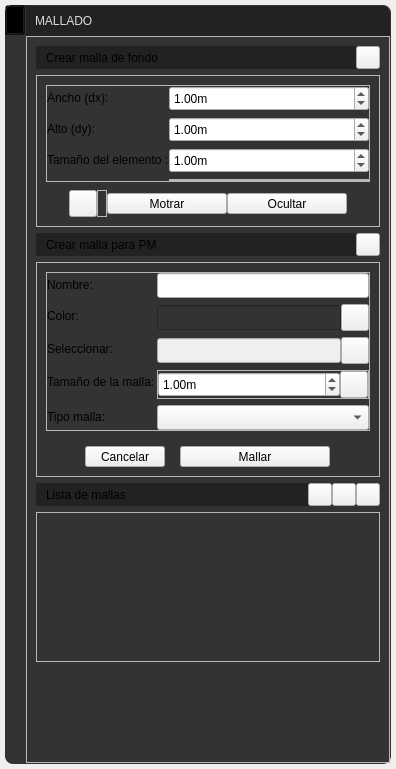
Old version of the form app/ui/widget_draw_menu_mesh.ui in the repository edwinar13/MPM-UN.
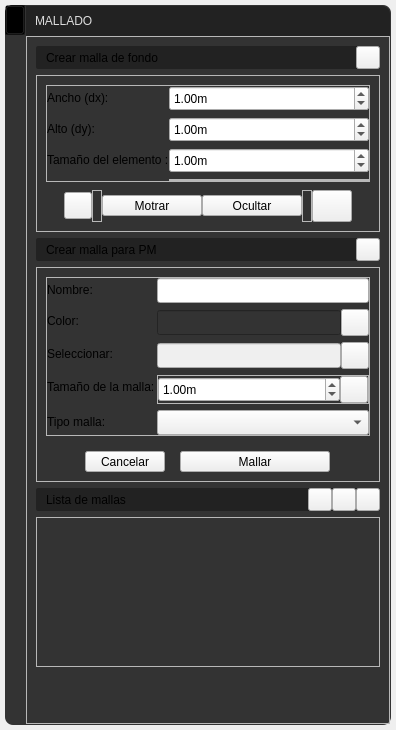
New version of the form. Icons and pictures are not drawn.

```diff
--- a/app/ui/widget_draw_menu_mesh.ui
+++ b/app/ui/widget_draw_menu_mesh.ui
@@ -7,7 +7,7 @@
     <x>0</x>
     <y>0</y>
     <width>350</width>
-    <height>769</height>
+    <height>730</height>
    </rect>
   </property>
   <property name="sizePolicy">
@@ -1189,7 +1189,7 @@
                   <widget class="QToolButton" name="toolButton_meshShow">
                    <property name="minimumSize">
                     <size>
-                     <width>120</width>
+                     <width>100</width>
                      <height>0</height>
                     </size>
                    </property>
@@ -1211,7 +1211,7 @@
                   <widget class="QToolButton" name="toolButton_meshHide">
                    <property name="minimumSize">
                     <size>
-                     <width>120</width>
+                     <width>100</width>
                      <height>0</height>
                     </size>
                    </property>
@@ -1229,6 +1229,51 @@
                    </property>
                   </widget>
                  </item>
+                 <item>
+                  <widget class="QFrame" name="frame_6">
+                   <property name="minimumSize">
+                    <size>
+                     <width>10</width>
+                     <height>0</height>
+                    </size>
+                   </property>
+                   <property name="frameShape">
+                    <enum>QFrame::StyledPanel</enum>
+                   </property>
+                   <property name="frameShadow">
+                    <enum>QFrame::Raised</enum>
+                   </property>
+                  </widget>
+                 </item>
+                 <item>
+                  <widget class="QToolButton" name="toolButton_meshShowHideLabelPoint">
+                   <property name="minimumSize">
+                    <size>
+                     <width>40</width>
+                     <height>0</height>
+                    </size>
+                   </property>
+                   <property name="text">
+                    <string/>
+                   </property>
+                   <property name="icon">
+                    <iconset>
+                     <normaloff>../resources/iconos/iconos_menu_draw_mesh/label_point_not.svg</normaloff>../resources/iconos/iconos_menu_draw_mesh/label_point_not.svg</iconset>
+                   </property>
+                   <property name="iconSize">
+                    <size>
+                     <width>20</width>
+                     <height>25</height>
+                    </size>
+                   </property>
+                   <property name="arrowType">
+                    <enum>Qt::NoArrow</enum>
+                   </property>
+                   <property name="QToolButtonStyle" stdset="0">
+                    <number>1</number>
+                   </property>
+                  </widget>
+                 </item>
                  <item>
                   <spacer name="horizontalSpacer_8">
                    <property name="orientation">
```
